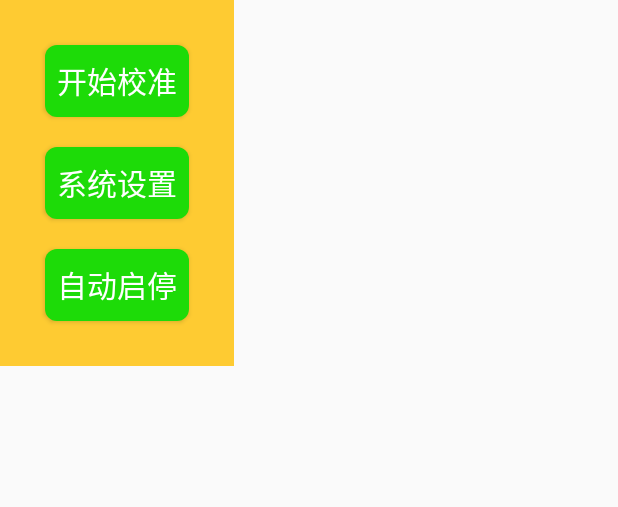
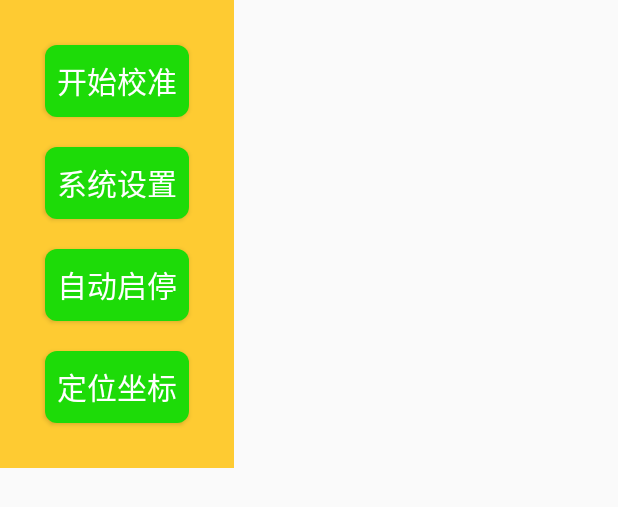
Before and after one commit to MoMoWait/AutoMiniProgram, an Android app: the layout floatingwindow.xml on its own in the app's theme, with its tools: preview values and no code run, on a phone screen of 412 x 824 dp. Shown: the top 507 px of the screen. Run offline under Robolectric (Android 15) with nearby library versions, the phone set to English and light mode, and no system bars.

Commit message:
Add seek position function.
Signed-off-by: fly.gao <18396189097@163.com>

```diff
--- a/app/src/main/res/layout/floatingwindow.xml
+++ b/app/src/main/res/layout/floatingwindow.xml
@@ -4,8 +4,14 @@
     android:layout_height="wrap_content"
     android:orientation="vertical"
     android:id="@+id/floating_view"
-    android:background="@color/yellow"
-    android:padding="20dp">
+    android:background="@android:color/transparent">
+    <LinearLayout
+        android:id="@+id/layout_btn_container"
+        android:layout_width="match_parent"
+        android:layout_height="wrap_content"
+        android:padding="20dp"
+        android:orientation="vertical"
+        android:background="@color/yellow">
         <Button
             android:id="@+id/btn_start_calibratio"
             style="@style/common_btn"
@@ -14,7 +20,6 @@
             android:layout_gravity="center_horizontal"
             android:text="@string/start_calibration"
             android:textColor="@android:color/white" />
-
         <Button
             android:id="@+id/btn_setting"
             style="@style/common_btn"
@@ -23,7 +28,6 @@
             android:layout_gravity="center_horizontal"
             android:text="@string/system_setting"
             android:textColor="@android:color/white" />
-
         <Button
             android:id="@+id/main_item_test_stop"
             style="@style/common_btn"
@@ -32,7 +36,13 @@
             android:layout_gravity="center_horizontal"
             android:text="@string/start_auto_click"
             android:textColor="@android:color/white"/>
-
-
-
+        <Button
+            android:id="@+id/btn_seek_position"
+            style="@style/common_btn"
+            android:layout_width="wrap_content"
+            android:layout_height="wrap_content"
+            android:layout_gravity="center_horizontal"
+            android:text="@string/seek_position"
+            android:textColor="@android:color/white"/>
     </LinearLayout>
+</LinearLayout>
--- a/app/src/main/res/values/strings.xml
+++ b/app/src/main/res/values/strings.xml
@@ -118,7 +118,7 @@
     <string name="start_auto_click">自动启停</string>
     <string name="system_setting">系统设置</string>
     <string name="start_calibration">开始校准</string>
-
+    <string name="seek_position">定位坐标</string>
     <string name="accessibility_tip">开启辅助功能Sample</string>
     <string name="accessibility_desc">开启辅助功能，让你的手机更智能一点</string>
 </resources>
```
Also changed, not shown: app/src/main/java/cn/edu/fjnu/autominiprogram/service/FloatingwindowService.java (+51 -4 lines). Lines whose indentation alone changed are shown as unchanged.
